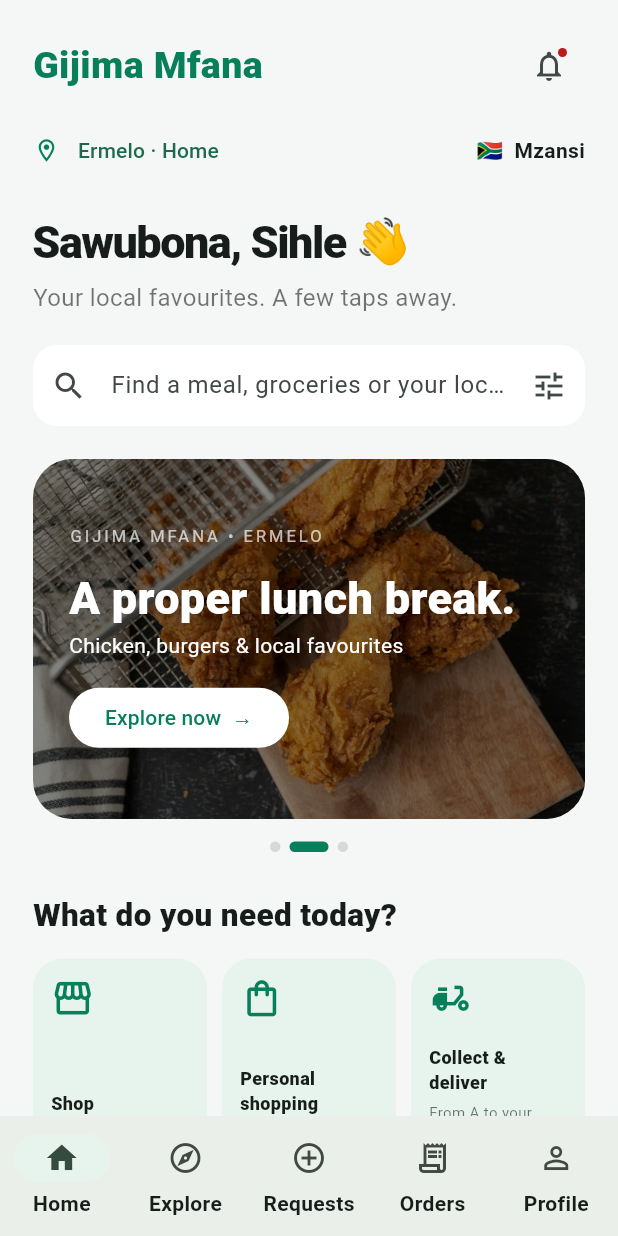
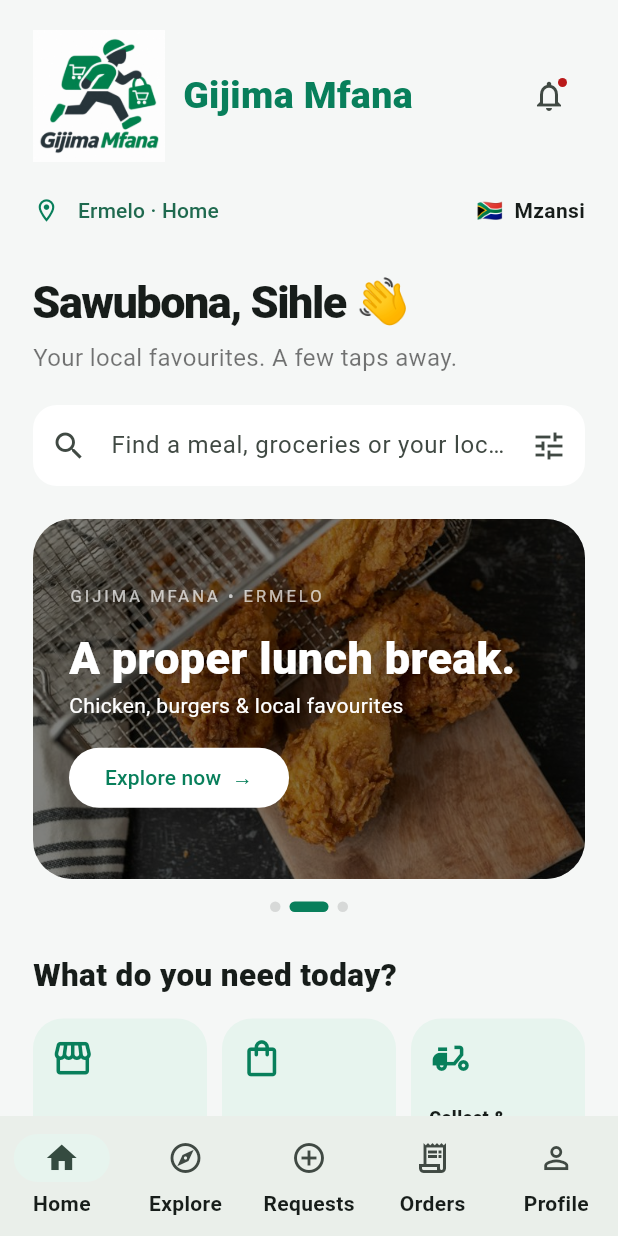
Before and after one commit to Nsukumanzini/gijima-mfana, a Flutter app: the screen it shows after launch, on a phone screen of 412 x 824 dp. Run offline on Flutter 3.47's test engine with Material 3 defaults, Android fonts, the phone set to English and light mode, and no system bars; our stand-ins replace flutter_riverpod, go_router.

Commit message:
Apply supplied official logo to app and web loading screen

```diff
--- a/lib/features/home/home_screen.dart
+++ b/lib/features/home/home_screen.dart
@@ -44,6 +44,13 @@ class _HomeState extends State<HomeScreen> {
                     crossAxisAlignment: CrossAxisAlignment.start,
                     children: [
                       Row(children: [
+                        Padding(
+                            padding: const EdgeInsets.only(right: 12),
+                            child: Image.asset('assets/brand/gijima-mfana.jpg',
+                                width: 88,
+                                height: 88,
+                                fit: BoxFit.contain,
+                                semanticLabel: 'Official Gijima Mfana logo')),
                         const Expanded(
                             child: Text('Gijima Mfana',
                                 style: TextStyle(
--- a/lib/features/profile/profile_screen.dart
+++ b/lib/features/profile/profile_screen.dart
@@ -8,6 +8,11 @@ class ProfileScreen extends StatelessWidget {
   @override
   Widget build(BuildContext context) =>
       ListView(padding: const EdgeInsets.fromLTRB(20, 18, 20, 110), children: [
+        Image.asset('assets/brand/gijima-mfana.jpg',
+            height: 150,
+            fit: BoxFit.contain,
+            semanticLabel: 'Official Gijima Mfana logo'),
+        const SizedBox(height: 16),
         const Text('Profile',
             style: TextStyle(fontSize: 28, fontWeight: FontWeight.w800)),
         const SizedBox(height: 14),
--- a/pubspec.yaml
+++ b/pubspec.yaml
@@ -17,3 +17,4 @@ flutter:
   uses-material-design: true
   assets:
     - assets/images/
+    - assets/brand/
```
Also changed, not shown: public/assets/AssetManifest.bin.json (+1 -1 lines), assets/brand/gijima-mfana.jpg (added), public/assets/assets/brand/gijima-mfana.jpg (added), public/logo.jpg (added), public/manifest.json, 8 other files.
